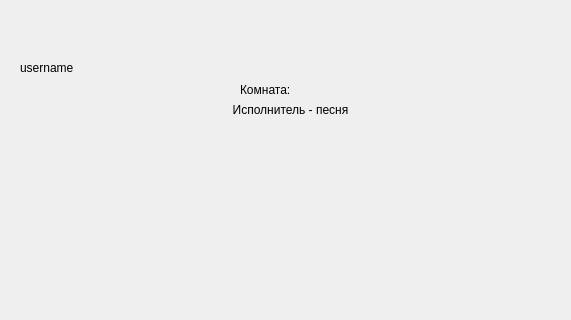
Old version of the form ui/mainwindow.ui in the repository vernolll/MusicTogether-App; both pictures show x 0 to 571 and y 0 to 320 of the 800 by 600 pixel window.
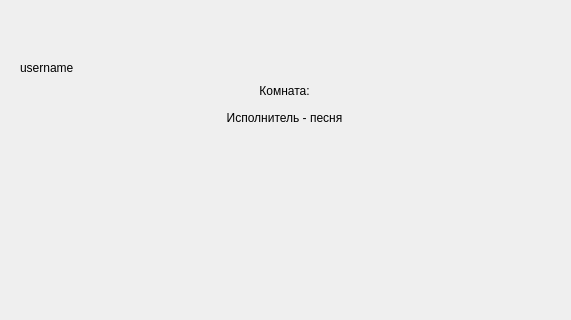
New version of the form.

Commit message: fixed: rewinding and security

```diff
--- a/ui/mainwindow.ui
+++ b/ui/mainwindow.ui
@@ -227,32 +227,6 @@
        </item>
       </layout>
      </widget>
-     <widget class="QLabel" name="label_room">
-      <property name="geometry">
-       <rect>
-        <x>240</x>
-        <y>80</y>
-        <width>121</width>
-        <height>20</height>
-       </rect>
-      </property>
-      <property name="text">
-       <string>Комната:</string>
-      </property>
-     </widget>
-     <widget class="QLabel" name="label_music">
-      <property name="geometry">
-       <rect>
-        <x>90</x>
-        <y>100</y>
-        <width>401</width>
-        <height>20</height>
-       </rect>
-      </property>
-      <property name="text">
-       <string>&lt;html&gt;&lt;head/&gt;&lt;body&gt;&lt;p align=&quot;center&quot;&gt;Исполнитель - песня&lt;/p&gt;&lt;/body&gt;&lt;/html&gt;</string>
-      </property>
-     </widget>
      <widget class="QWidget" name="layoutWidget">
       <property name="geometry">
        <rect>
@@ -322,6 +296,32 @@
        </rect>
       </property>
      </widget>
+     <widget class="QWidget" name="">
+      <property name="geometry">
+       <rect>
+        <x>210</x>
+        <y>80</y>
+        <width>149</width>
+        <height>49</height>
+       </rect>
+      </property>
+      <layout class="QVBoxLayout" name="verticalLayout_9">
+       <item>
+        <widget class="QLabel" name="label_room">
+         <property name="text">
+          <string>&lt;html&gt;&lt;head/&gt;&lt;body&gt;&lt;p align=&quot;center&quot;&gt;Комната:&lt;/p&gt;&lt;/body&gt;&lt;/html&gt;</string>
+         </property>
+        </widget>
+       </item>
+       <item>
+        <widget class="QLabel" name="label_music">
+         <property name="text">
+          <string>&lt;html&gt;&lt;head/&gt;&lt;body&gt;&lt;p align=&quot;center&quot;&gt;Исполнитель - песня&lt;/p&gt;&lt;/body&gt;&lt;/html&gt;</string>
+         </property>
+        </widget>
+       </item>
+      </layout>
+     </widget>
     </widget>
     <widget class="QWidget" name="page_playlist">
      <widget class="QWidget" name="layoutWidget_2">
```
The commit also changes 2 other files.
